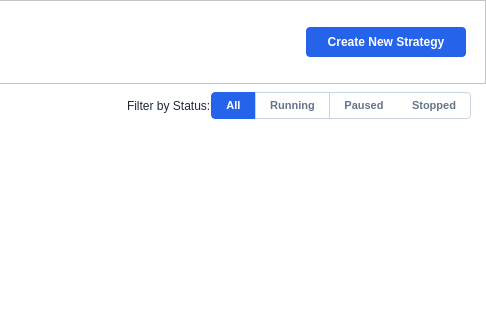
yashnmehta/Autotrade, file resources/forms/StrategyManagerWindow.ui: the form before one commit; both pictures show x 514 to 1000 and y 0 to 320 of the 1000 by 700 pixel window.
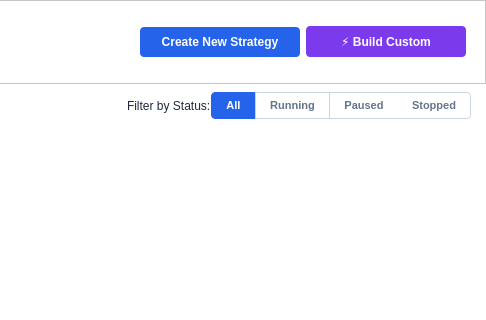
The form after the commit.

```diff
--- a/resources/forms/StrategyManagerWindow.ui
+++ b/resources/forms/StrategyManagerWindow.ui
@@ -51,6 +51,18 @@
 QPushButton#createButton:hover { background-color: #1d4ed8; }
 QPushButton#createButton:pressed { background-color: #1e40af; }
 
+QPushButton#buildCustomButton {
+    background-color: #7c3aed;
+    color: white;
+    border: none;
+    border-radius: 4px;
+    font-weight: 700;
+    font-size: 12px;
+    padding: 8px 20px;
+}
+QPushButton#buildCustomButton:hover { background-color: #6d28d9; }
+QPushButton#buildCustomButton:pressed { background-color: #5b21b6; }
+
 QPushButton {
     background-color: #ffffff;
     color: #475569;
@@ -215,6 +227,22 @@
         </property>
        </widget>
       </item>
+      <item>
+       <widget class="QPushButton" name="buildCustomButton">
+        <property name="minimumSize">
+         <size>
+          <width>160</width>
+          <height>30</height>
+         </size>
+        </property>
+        <property name="text">
+         <string>⚡ Build Custom</string>
+        </property>
+        <property name="toolTip">
+         <string>Build a custom strategy using the visual builder</string>
+        </property>
+       </widget>
+      </item>
      </layout>
     </widget>
    </item>
```
